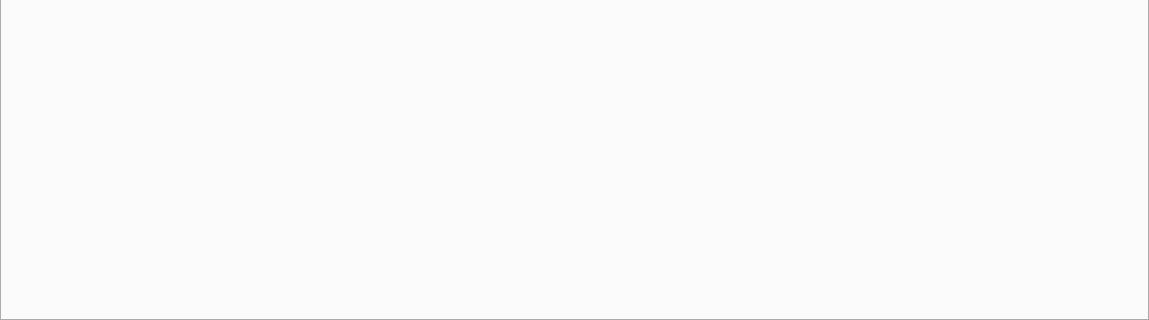
Before: the Qt Designer form Include/imtgui/CDocumentWorkspaceGuiCompBase.ui in ImagingTools/ImtCore, drawn with Qt 5; both pictures show x 0 to 1149 and y 535 to 855 of the 1149 by 855 pixel window.
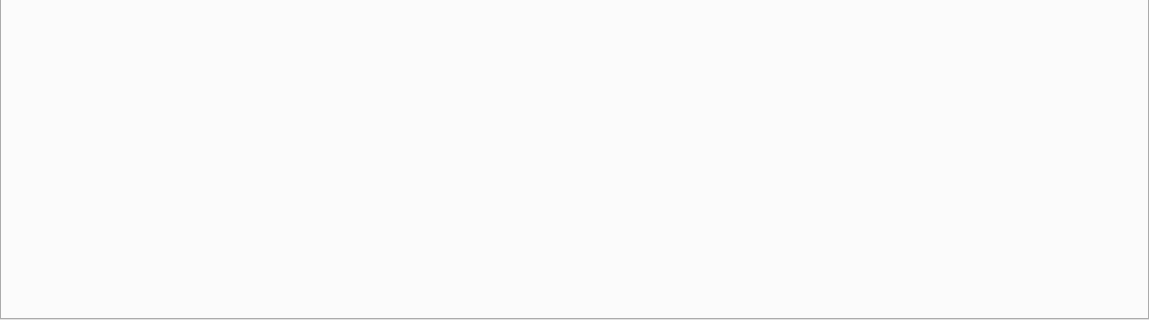
After: the same form once the commit is applied.

The edit to the form file:
```diff
--- a/Include/imtgui/CDocumentWorkspaceGuiCompBase.ui
+++ b/Include/imtgui/CDocumentWorkspaceGuiCompBase.ui
@@ -29,7 +29,7 @@
    <item>
     <widget class="QTabWidget" name="Tabs">
      <property name="tabPosition">
-      <enum>QTabWidget::South</enum>
+      <enum>QTabWidget::North</enum>
      </property>
     </widget>
    </item>
```
